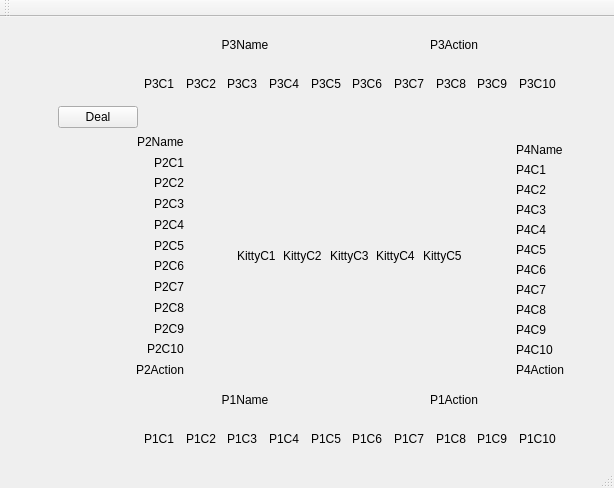
Old version of the form mainwindow.ui in the repository bob-weber/cardGame-500.
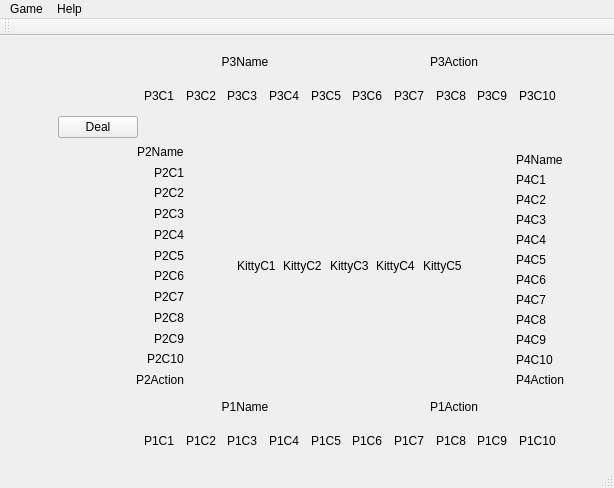
New version of the form. Custom widgets are drawn as their Qt base class.

```diff
--- a/mainwindow.ui
+++ b/mainwindow.ui
@@ -532,6 +532,23 @@
      <height>22</height>
     </rect>
    </property>
+   <widget class="QMenu" name="menuGame">
+    <property name="title">
+     <string>Game</string>
+    </property>
+    <addaction name="actionNew_Game"/>
+    <addaction name="actionQuit"/>
+   </widget>
+   <widget class="QMenu" name="menuHelp">
+    <property name="title">
+     <string>Help</string>
+    </property>
+    <addaction name="actionAbout"/>
+    <addaction name="actionHow_to_Play"/>
+    <addaction name="separator"/>
+   </widget>
+   <addaction name="menuGame"/>
+   <addaction name="menuHelp"/>
   </widget>
   <widget class="QToolBar" name="mainToolBar">
    <attribute name="toolBarArea">
```
Left out of the diff: 32 changed lines with no effect on the pictures.
